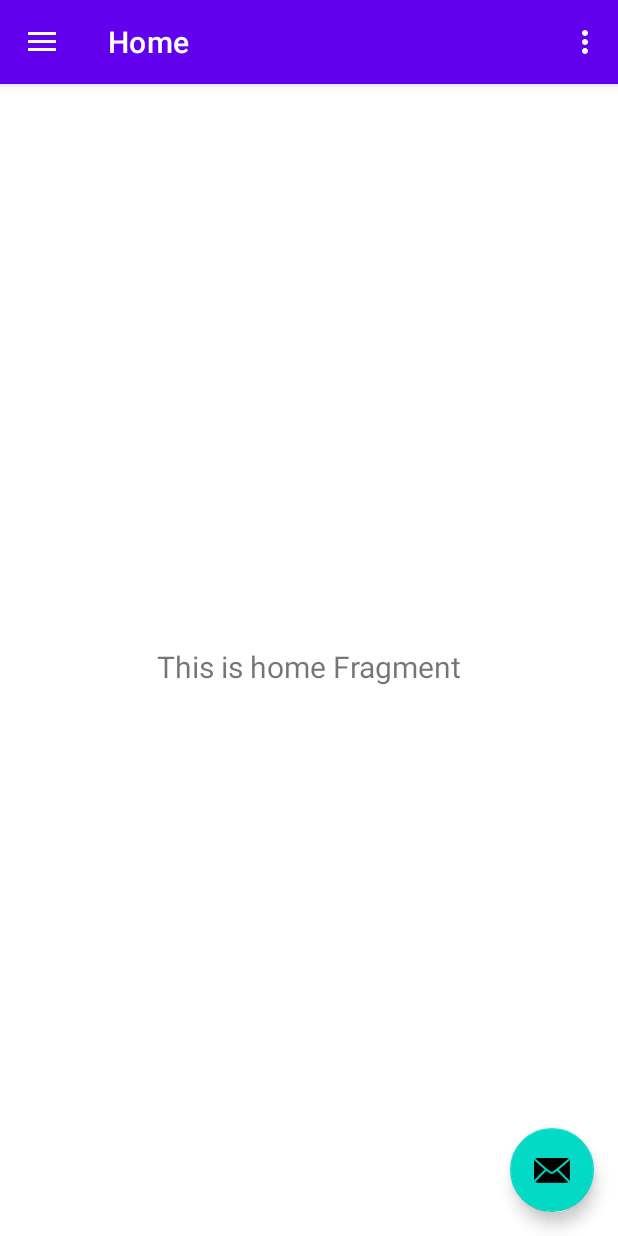
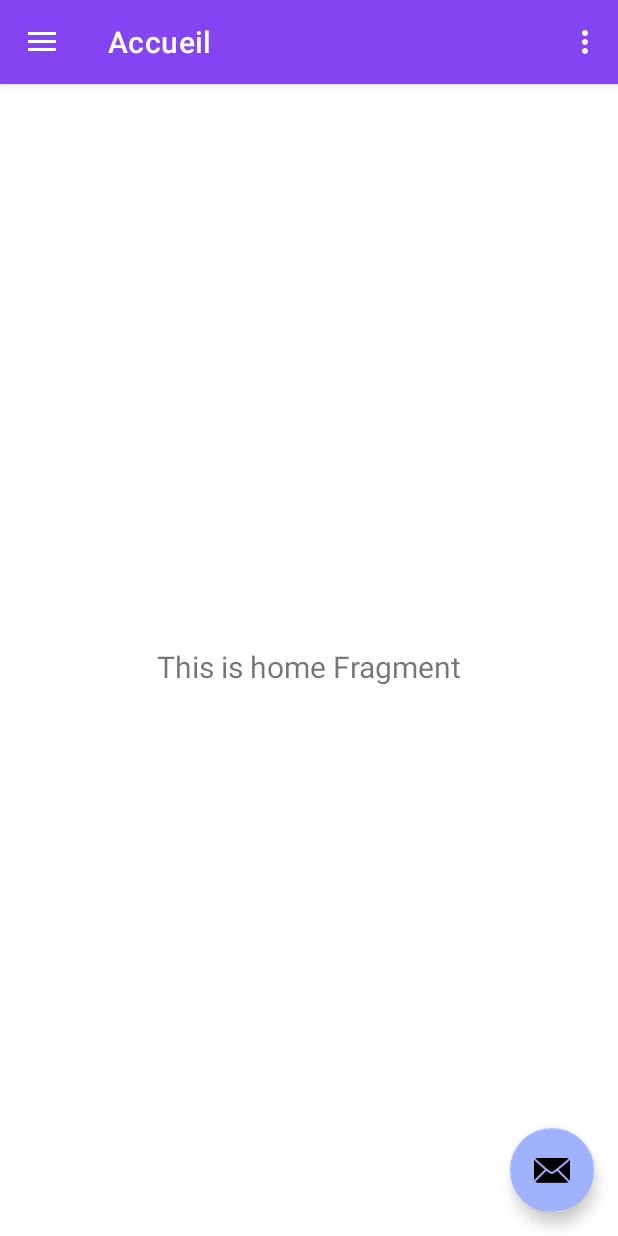
Before and after one commit to emerlaud/LejosSorterApp, an Android app: the screen it shows after launch (MainActivity), on a phone screen of 412 x 824 dp. Run offline under Robolectric (Android 15) with nearby library versions, the light colour scheme and no system bars; our stand-ins replace navigation-ui.

Commit message:
theme and strings

```diff
--- a/app/src/main/java/fr/gems/lejos/MainActivity.kt
+++ b/app/src/main/java/fr/gems/lejos/MainActivity.kt
@@ -35,7 +35,7 @@ class MainActivity : AppCompatActivity() {
         // Passing each menu ID as a set of Ids because each
         // menu should be considered as top level destinations.
         appBarConfiguration = AppBarConfiguration(setOf(
-                R.id.nav_home, R.id.nav_gallery, R.id.nav_slideshow), drawerLayout)
+                R.id.nav_home, R.id.nav_history), drawerLayout)
         setupActionBarWithNavController(navController, appBarConfiguration)
         navView.setupWithNavController(navController)
     }
--- a/app/src/main/res/layout/nav_header_main.xml
+++ b/app/src/main/res/layout/nav_header_main.xml
@@ -3,7 +3,7 @@
     xmlns:app="http://schemas.android.com/apk/res-auto"
     android:layout_width="match_parent"
     android:layout_height="@dimen/nav_header_height"
-    android:background="@drawable/side_nav_bar"
+    android:background="@color/variantPurple"
     android:gravity="bottom"
     android:orientation="vertical"
     android:paddingLeft="@dimen/activity_horizontal_margin"
--- a/app/src/main/res/menu/activity_main_drawer.xml
+++ b/app/src/main/res/menu/activity_main_drawer.xml
@@ -9,12 +9,8 @@
             android:icon="@drawable/ic_menu_camera"
             android:title="@string/menu_home" />
         <item
-            android:id="@+id/nav_gallery"
+            android:id="@+id/nav_history"
             android:icon="@drawable/ic_menu_gallery"
-            android:title="@string/menu_gallery" />
-        <item
-            android:id="@+id/nav_slideshow"
-            android:icon="@drawable/ic_menu_slideshow"
-            android:title="@string/menu_slideshow" />
+            android:title="@string/menu_history" />
     </group>
 </menu>
--- a/app/src/main/res/navigation/mobile_navigation.xml
+++ b/app/src/main/res/navigation/mobile_navigation.xml
@@ -12,14 +12,13 @@
         tools:layout="@layout/fragment_home" />
 
     <fragment
-        android:id="@+id/nav_gallery"
+        android:id="@+id/nav_history"
         android:name="fr.gems.lejos.ui.gallery.GalleryFragment"
-        android:label="@string/menu_gallery"
-        tools:layout="@layout/fragment_gallery" />
+        android:label="@string/menu_history"
+        tools:layout="@layout/fragment_gallery">
+        <action
+            android:id="@+id/action_nav_history_self"
+            app:destination="@id/nav_history" />
+    </fragment>
 
-    <fragment
-        android:id="@+id/nav_slideshow"
-        android:name="fr.gems.lejos.ui.slideshow.SlideshowFragment"
-        android:label="@string/menu_slideshow"
-        tools:layout="@layout/fragment_slideshow" />
 </navigation>
--- a/app/src/main/res/values-night/themes.xml
+++ /dev/null
@@ -1,16 +0,0 @@
-<resources xmlns:tools="http://schemas.android.com/tools">
-    <!-- Base application theme. -->
-    <style name="Theme.LejosSorter" parent="Theme.MaterialComponents.DayNight.DarkActionBar">
-        <!-- Primary brand color. -->
-        <item name="colorPrimary">@color/purple_200</item>
-        <item name="colorPrimaryVariant">@color/purple_700</item>
-        <item name="colorOnPrimary">@color/black</item>
-        <!-- Secondary brand color. -->
-        <item name="colorSecondary">@color/teal_200</item>
-        <item name="colorSecondaryVariant">@color/teal_200</item>
-        <item name="colorOnSecondary">@color/black</item>
-        <!-- Status bar color. -->
-        <item name="android:statusBarColor" tools:targetApi="l">?attr/colorPrimaryVariant</item>
-        <!-- Customize your theme here. -->
-    </style>
-</resources>
--- a/app/src/main/res/values/colors.xml
+++ b/app/src/main/res/values/colors.xml
@@ -1,10 +1,14 @@
 <?xml version="1.0" encoding="utf-8"?>
 <resources>
-    <color name="purple_200">#FFBB86FC</color>
-    <color name="purple_500">#FF6200EE</color>
-    <color name="purple_700">#FF3700B3</color>
-    <color name="teal_200">#FF03DAC5</color>
-    <color name="teal_700">#FF018786</color>
+    <color name="mainPurple">#8544F2</color>
+    <color name="variantPurple">#9b65f5</color>
+    <color name="mainSecond">#A0B2FE</color>
+    <color name="variantSecond">#C3CBFC</color>
+    <color name="yellow">#FFC43D</color>
+    <color name="blue">#1B9AAA</color>
+    <color name="green">#06D672</color>
+    <color name="red">#B00020</color>
+    <color name="redError">#B00020</color>
     <color name="black">#FF000000</color>
     <color name="white">#FFFFFFFF</color>
 </resources>
--- a/app/src/main/res/values/strings.xml
+++ b/app/src/main/res/values/strings.xml
@@ -7,7 +7,24 @@
     <string name="nav_header_desc">Navigation header</string>
     <string name="action_settings">Settings</string>
 
-    <string name="menu_home">Home</string>
-    <string name="menu_gallery">Gallery</string>
-    <string name="menu_slideshow">Slideshow</string>
+    <string name="menu_home">Accueil</string>
+    <string name="menu_history">Historique</string>
+    <string name="nav_bar_panne">Panne</string>
+
+    <string name="validate">Valider</string>
+
+    <string name="enter_pin">Entrer le code d\'administration</string>
+    <string name="wrong_pin">Code erroné</string>
+    <string name="no_module">Aucun module EV3 détecté</string>
+
+    <string name="quantity_want">Quantité attendu</string>
+    <string name="quantity_current">Quantité actuelles dans les bacs</string>
+    <string name="control_system">Contrôles du système</string>
+    <string name="sort_all">Trier toute la rampe</string>
+    <string name="trash">Poubelle</string>
+
+    <string name="last_result">Résultat du dernier tri</string>
+
+    <string name="ramp_order">Entrer les couleurs de Lego dans l\'ordre croissant</string>
+    <string name="color_choice">Choisir la couleur</string>
 </resources>
--- a/app/src/main/res/values/themes.xml
+++ b/app/src/main/res/values/themes.xml
@@ -2,12 +2,12 @@
     <!-- Base application theme. -->
     <style name="Theme.LejosSorter" parent="Theme.MaterialComponents.DayNight.DarkActionBar">
         <!-- Primary brand color. -->
-        <item name="colorPrimary">@color/purple_500</item>
-        <item name="colorPrimaryVariant">@color/purple_700</item>
+        <item name="colorPrimary">@color/mainPurple</item>
+        <item name="colorPrimaryVariant">@color/variantPurple</item>
         <item name="colorOnPrimary">@color/white</item>
         <!-- Secondary brand color. -->
-        <item name="colorSecondary">@color/teal_200</item>
-        <item name="colorSecondaryVariant">@color/teal_700</item>
+        <item name="colorSecondary">@color/mainSecond</item>
+        <item name="colorSecondaryVariant">@color/variantSecond</item>
         <item name="colorOnSecondary">@color/black</item>
         <!-- Status bar color. -->
         <item name="android:statusBarColor" tools:targetApi="l">?attr/colorPrimaryVariant</item>
```
